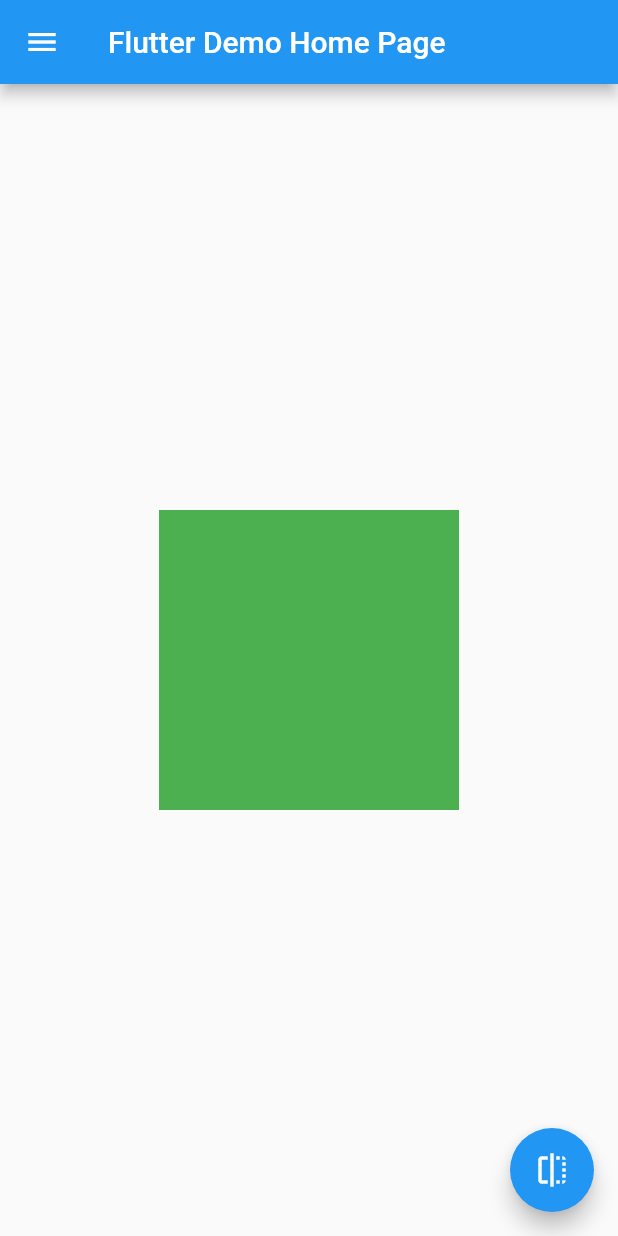
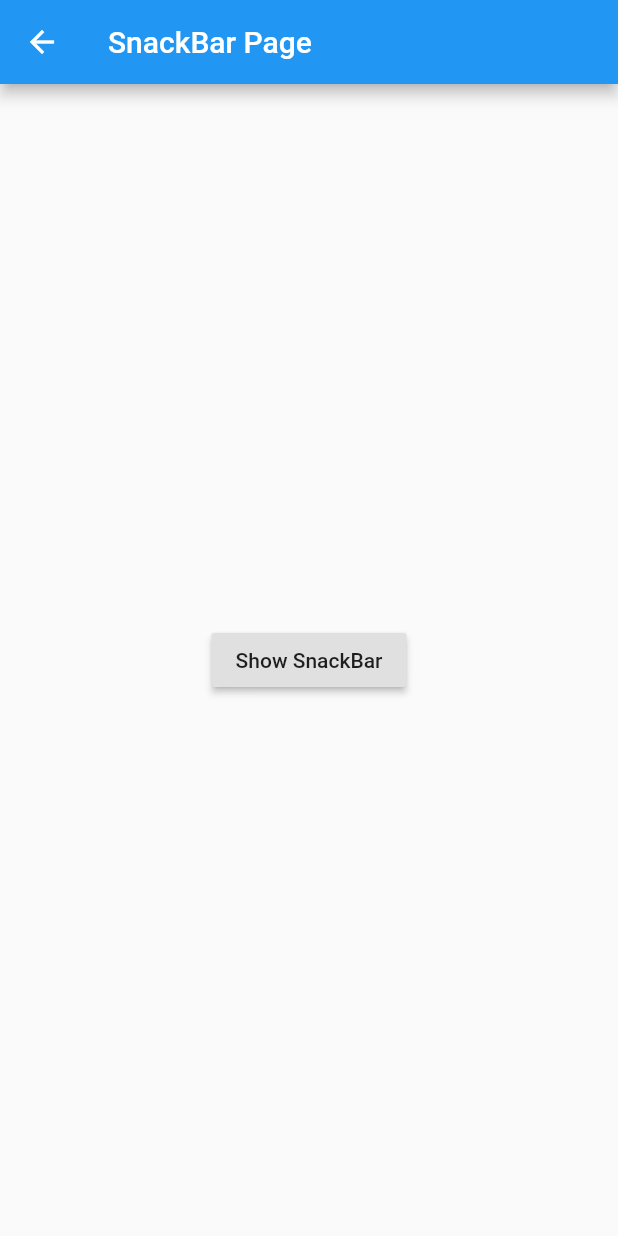
Before and after one commit to mariocsantos/cookbook, a Flutter app: the screen it shows after launch, in the side drawer, after a tap on "Item 1", on a phone screen of 412 x 824 dp. Run offline on Flutter 3.47's test engine with Material 2 defaults, Android fonts, the phone set to English and light mode, and no system bars.

Commit message:
Snackbar page demo

```diff
--- a/lib/main.dart
+++ b/lib/main.dart
@@ -1,4 +1,5 @@
 import 'package:flutter/material.dart';
+import './snackbar_page.dart';
 
 void main() => runApp(MyApp());
 
@@ -10,7 +11,7 @@ class MyApp extends StatelessWidget {
       theme: ThemeData(
         primarySwatch: Colors.blue,
       ),
-      home: MyHomePage(title: 'Flutter Demo Home Page'),
+      home: MyHomePage(title: 'Flutter Demo Home Page')
     );
   }
 }
@@ -58,6 +59,9 @@ class _MyHomePageState extends State<MyHomePage> {
               title: Text('Item 1'),
               onTap: () {
                 Navigator.pop(context);
+                Navigator.push(context,
+                  MaterialPageRoute(builder: (context) =>  MySnackbarPage())
+                );
               },
             ),
             ListTile(
--- /dev/null
+++ b/lib/snackbar_page.dart
@@ -0,0 +1,36 @@
+import 'package:flutter/material.dart';
+
+class MySnackbarPage extends StatelessWidget {
+	@override
+	Widget build(BuildContext context) {
+		return Scaffold(
+			appBar: AppBar(
+				title: Text('SnackBar Page'),
+			),
+			body: SnackbarPage(),
+		);
+	}
+}
+
+class SnackbarPage extends StatelessWidget {
+  @override
+  Widget build(BuildContext context) {
+    return Center(
+        child: RaisedButton(
+			onPressed: () {
+				final snackBar = SnackBar(
+					content: Text('Yay! A SnackBar!'),
+					action: SnackBarAction(
+						label: 'Undo',
+						onPressed: () {
+						},
+					),
+				);
+
+				Scaffold.of(context).showSnackBar(snackBar);
+			},
+			child: Text('Show SnackBar')
+    	)
+	);
+  }
+}
```
